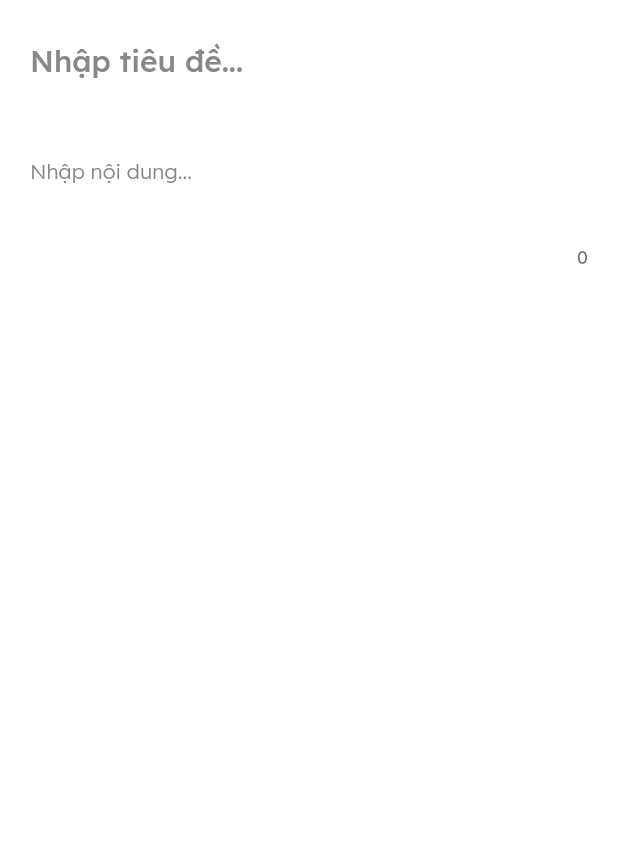
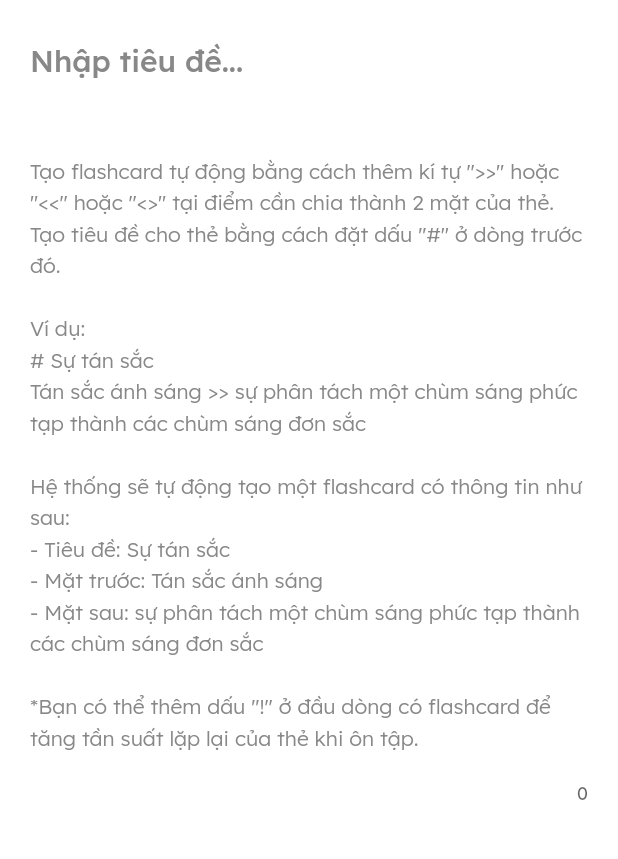
Before and after one commit to tadyuh76/study247_official, a Flutter app: the DocumentEditScreen screen opened directly with empty values, on a phone screen of 412 x 824 dp, the part 60-919 px from its top. Run offline on Flutter 3.47's test engine with Material 2 defaults, Android fonts, the phone set to English and light mode, and no system bars; our stand-ins replace cloud_firestore, file_picker, firebase_auth, firebase_core, firebase_storage, flutter_local_notifications and 11 more; missing offline and left inert: syncfusion_flutter_pdfviewer, videosdk; accounts and stored records are empty; statements that could not run were skipped.

Commit message:
minor bugs fixed

```diff
--- a/lib/features/auth/controllers/auth_controller.dart
+++ b/lib/features/auth/controllers/auth_controller.dart
@@ -5,6 +5,7 @@ import 'package:study247/core/models/result.dart';
 import 'package:study247/core/models/user.dart';
 import 'package:study247/core/providers/firebase_providers.dart';
 import 'package:study247/features/auth/repositories/auth_repository.dart';
+import 'package:study247/features/notification/controller/notification_controller.dart';
 import 'package:study247/features/profile/repository/profile_repository.dart';
 import 'package:study247/utils/show_snack_bar.dart';
 
@@ -166,6 +167,8 @@ class AuthController extends StateNotifier<AsyncValue<UserModel?>> {
 
   Future<void> signOut(BuildContext context) async {
     final result = await _ref.read(authRepositoryProvider).signOut();
+    _ref.read(notificationControllerProvider.notifier).reset();
+
     if (result case Success()) {
       state = const AsyncData(null);
     } else if (result case Failure(failure: final failure)) {
--- a/lib/features/document/screens/document_edit_screen.dart
+++ b/lib/features/document/screens/document_edit_screen.dart
@@ -15,6 +15,21 @@ import 'package:study247/features/room/controllers/room_controller.dart';
 import 'package:study247/features/room/screens/room_screen/widgets/dialogs/leave_dialog.dart';
 import 'package:study247/utils/show_snack_bar.dart';
 import 'package:study247/utils/unfocus.dart';
+
+const documentHintText =
+    """Tạo flashcard tự động bằng cách thêm kí tự ">>" hoặc "<<" hoặc "<>" tại điểm cần chia thành 2 mặt của thẻ.
+Tạo tiêu đề cho thẻ bằng cách đặt dấu "#" ở dòng trước đó.
+
+Ví dụ:
+# Sự tán sắc
+Tán sắc ánh sáng >> sự phân tách một chùm sáng phức tạp thành các chùm sáng đơn sắc
+
+Hệ thống sẽ tự động tạo một flashcard có thông tin như sau:
+- Tiêu đề: Sự tán sắc
+- Mặt trước: Tán sắc ánh sáng
+- Mặt sau: sự phân tách một chùm sáng phức tạp thành các chùm sáng đơn sắc
+
+*Bạn có thể thêm dấu "!" ở đầu dòng có flashcard để tăng tần suất lặp lại của thẻ khi ôn tập.""";
 
 class DocumentEditScreen extends ConsumerStatefulWidget {
   final Document document;
@@ -191,7 +206,8 @@ class _DocumentEditScreenState extends ConsumerState<DocumentEditScreen> {
       decoration: const InputDecoration(
         border: InputBorder.none,
         hintStyle: TextStyle(color: Palette.darkGrey),
-        hintText: "Nhập nội dung...",
+        hintText: documentHintText,
+        hintMaxLines: 50,
       ),
       style: const TextStyle(
         height: 1.5,
--- a/lib/features/flashcards/screens/flashcard_screen.dart
+++ b/lib/features/flashcards/screens/flashcard_screen.dart
@@ -230,7 +230,7 @@ class _FlashcardTabState extends State<_FlashcardTab> {
           const SizedBox(width: 10),
           Expanded(
             child: FlashcardOption(
-              text: "Ổn",
+              text: "Thường",
               interval: goodInterval,
               onTap: widget.onGood,
               color: bannerColors["yellow"]!,
--- a/lib/features/home/home_screen.dart
+++ b/lib/features/home/home_screen.dart
@@ -24,6 +24,7 @@ class HomeScreen extends ConsumerWidget {
     await ref
         .read(friendListControllerProvider.notifier)
         .getFriendList(refresh: true);
+    await ref.read(notificationControllerProvider.notifier).getNotifications();
     await ref.read(authControllerProvider.notifier).updateUser();
   }
 
--- a/lib/features/notification/controller/notification_controller.dart
+++ b/lib/features/notification/controller/notification_controller.dart
@@ -93,4 +93,8 @@ class NotificationController
         .read(notificationRepositoryProvider)
         .sendLevelUpNotification(userId, masteryLevel);
   }
+
+  void reset() {
+    state = const AsyncData([]);
+  }
 }
--- a/lib/features/notification/widget/notification_button.dart
+++ b/lib/features/notification/widget/notification_button.dart
@@ -16,6 +16,12 @@ class NotificationButton extends ConsumerStatefulWidget {
 }
 
 class _NotificationButtonState extends ConsumerState<NotificationButton> {
+  @override
+  void initState() {
+    super.initState();
+    ref.read(notificationControllerProvider.notifier).getNotifications();
+  }
+
   @override
   Widget build(BuildContext context) {
     return Stack(
--- a/lib/features/room/screens/create_room_screen/widgets/steps/step1.dart
+++ b/lib/features/room/screens/create_room_screen/widgets/steps/step1.dart
@@ -45,7 +45,7 @@ class _Step1State extends ConsumerState<Step1> {
             hintText: "5",
             title: "Số lượng thành viên tối đa",
             maxValue: 10,
-            minValue: 0,
+            minValue: 1,
             interval: 1,
             onEditingComplete: () => ref
                 .read(roomInfoControllerProvider)
--- a/lib/features/room/screens/room_screen/room_screen.dart
+++ b/lib/features/room/screens/room_screen/room_screen.dart
@@ -21,6 +21,7 @@ import 'package:study247/features/chat/widgets/chat_view.dart';
 import 'package:study247/features/file/controllers/file_controller.dart';
 import 'package:study247/features/file/widgets/file_view.dart';
 import 'package:study247/features/music/controllers/music_controller.dart';
+import 'package:study247/features/notification/controller/notification_controller.dart';
 import 'package:study247/features/profile/controller/profile_controller.dart';
 import 'package:study247/features/room/controllers/room_controller.dart';
 import 'package:study247/features/room/controllers/room_list_controller.dart';
@@ -230,6 +231,9 @@ class _RoomScreenState extends ConsumerState<RoomScreen> {
               ..leaveRoom()
               ..reset();
           }
+
+          // if (ref.exists(notificationcon))
+          ref.read(notificationControllerProvider.notifier).getNotifications();
           ref.read(profileControllerProvider).updateUserStatus(
                 status: UserStatus.active,
                 studyingRoomId: "",
```
Also changed, not shown: lib/features/auth/screens/sign_up_screen.dart (+9 -5 lines).
